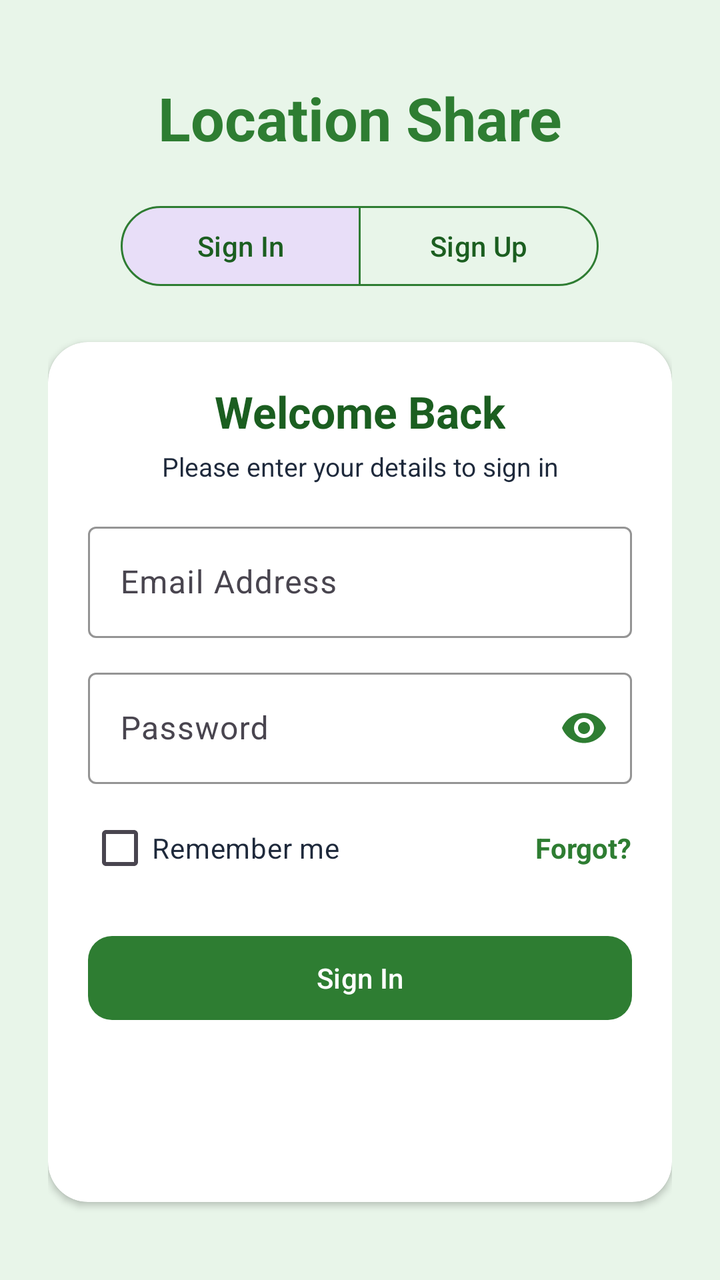
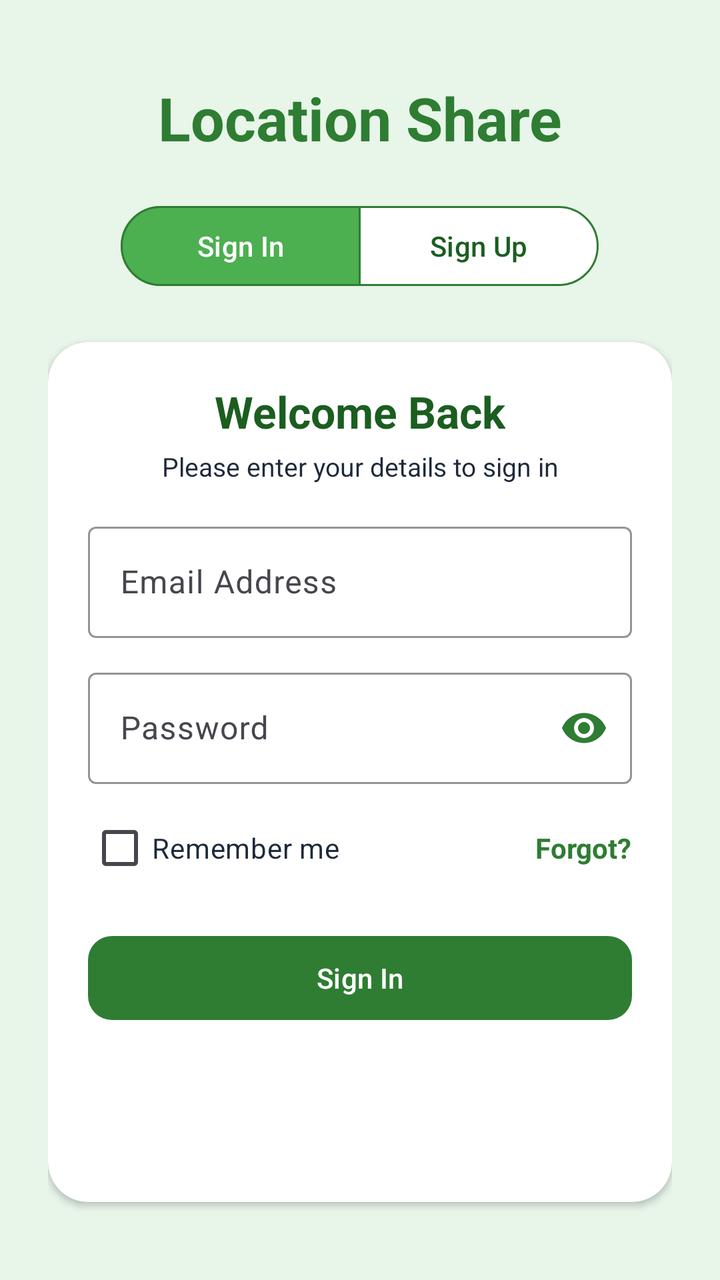

The first picture is an Android layout as it rendered before a commit; the second is the same layout after the commit. The layout source and the unified diff follow.
<!-- AndroidManifest.xml: application theme Theme.Location_exam -->
<!-- res/layout/activity_auth.xml -->
<?xml version="1.0" encoding="utf-8"?>
<ScrollView xmlns:android="http://schemas.android.com/apk/res/android"
    xmlns:app="http://schemas.android.com/apk/res-auto"
    xmlns:tools="http://schemas.android.com/tools"
    android:layout_width="match_parent"
    android:layout_height="match_parent"
    android:background="@color/greenLight"
    android:fillViewport="true">

    <LinearLayout
        android:layout_width="match_parent"
        android:layout_height="wrap_content"
        android:gravity="center"
        android:orientation="vertical"
        android:padding="24dp">

        
        <TextView
            android:id="@+id/imgLogo"
            android:layout_width="match_parent"
            android:layout_height="wrap_content"
            android:gravity="center"
            android:text="Location Share"
            android:textColor="@color/greenPrimary"
            android:textSize="30sp"
            android:textStyle="bold" />

        
        <com.google.android.material.button.MaterialButtonToggleGroup
            android:id="@+id/toggleGroup"
            android:layout_width="wrap_content"
            android:layout_height="wrap_content"
            android:layout_marginTop="20dp"
            app:checkedButton="@id/btnToggleSignIn"
            app:selectionRequired="true"
            app:singleSelection="true">

            <com.google.android.material.button.MaterialButton
                android:id="@+id/btnToggleSignIn"
                style="@style/Widget.Material3.Button.OutlinedButton"
                android:layout_width="120dp"
                android:layout_height="wrap_content"
                android:text="Sign In"
                android:textColor="@color/greenPrimaryDark"
                app:strokeColor="@color/greenPrimary" />

            <com.google.android.material.button.MaterialButton
                android:id="@+id/btnToggleSignUp"
                style="@style/Widget.Material3.Button.OutlinedButton"
                android:layout_width="120dp"
                android:layout_height="wrap_content"
                android:text="Sign Up"
                android:textColor="@color/greenPrimaryDark"
                app:strokeColor="@color/greenPrimary" />

        </com.google.android.material.button.MaterialButtonToggleGroup>

        
        <com.google.android.material.card.MaterialCardView
            android:layout_width="match_parent"
            android:layout_height="wrap_content"
            android:layout_marginTop="24dp"
            app:cardBackgroundColor="@color/white"
            app:cardCornerRadius="20dp"
            app:cardElevation="2dp"
            app:strokeWidth="0dp">

            
            <FrameLayout
                android:layout_width="match_parent"
                android:layout_height="wrap_content"
                android:minHeight="430dp"
                android:padding="20dp">

                
                <LinearLayout
                    android:id="@+id/layoutSignIn"
                    android:layout_width="match_parent"
                    android:layout_height="wrap_content"
                    android:gravity="center_horizontal"
                    android:orientation="vertical"
                    android:visibility="visible">

                    <TextView
                        android:layout_width="wrap_content"
                        android:layout_height="wrap_content"
                        android:gravity="center"
                        android:text="Welcome Back"
                        android:textColor="@color/greenPrimaryDark"
                        android:textSize="22sp"
                        android:textStyle="bold" />

                    <TextView
                        android:layout_width="wrap_content"
                        android:layout_height="wrap_content"
                        android:layout_marginTop="4dp"
                        android:gravity="center"
                        android:text="Please enter your details to sign in"
                        android:textColor="@color/textDark"
                        android:textSize="13sp" />

                    <com.google.android.material.textfield.TextInputLayout
                        style="@style/Widget.Material3.TextInputLayout.OutlinedBox"
                        android:layout_width="match_parent"
                        android:layout_height="wrap_content"
                        android:layout_marginTop="16dp"
                        android:hint="Email Address"
                        app:boxStrokeColor="@color/greenPrimary"
                        app:hintTextColor="@color/greenPrimary">

                        <com.google.android.material.textfield.TextInputEditText
                            android:id="@+id/etSignInEmail"
                            android:layout_width="match_parent"
                            android:layout_height="wrap_content"
                            android:inputType="textEmailAddress"
                            android:textColor="@color/textDark" />
                    </com.google.android.material.textfield.TextInputLayout>

                    <com.google.android.material.textfield.TextInputLayout
                        style="@style/Widget.Material3.TextInputLayout.OutlinedBox"
                        android:layout_width="match_parent"
                        android:layout_height="wrap_content"
                        android:layout_marginTop="12dp"
                        android:hint="Password"
                        app:boxStrokeColor="@color/greenPrimary"
                        app:endIconMode="password_toggle"
                        app:endIconTint="@color/greenPrimary"
                        app:hintTextColor="@color/greenPrimary">

                        <com.google.android.material.textfield.TextInputEditText
                            android:id="@+id/etSignInPassword"
                            android:layout_width="match_parent"
                            android:layout_height="wrap_content"
                            android:inputType="textPassword"
                            android:textColor="@color/textDark" />
                    </com.google.android.material.textfield.TextInputLayout>

                    
                    <LinearLayout
                        android:layout_width="match_parent"
                        android:layout_height="wrap_content"
                        android:layout_marginTop="8dp"
                        android:gravity="center_vertical"
                        android:orientation="horizontal">

                        <CheckBox
                            android:id="@+id/cbRememberMe"
                            android:layout_width="0dp"
                            android:layout_height="wrap_content"
                            android:layout_weight="1"
                            android:text="Remember me"
                            android:textColor="@color/textDark" />

                        <TextView
                            android:id="@+id/tvForgotPassword"
                            android:layout_width="wrap_content"
                            android:layout_height="wrap_content"
                            android:text="Forgot?"
                            android:textColor="@color/greenPrimary"
                            android:textStyle="bold" />
                    </LinearLayout>

                    <com.google.android.material.button.MaterialButton
                        android:id="@+id/btnSubmitSignIn"
                        android:layout_width="match_parent"
                        android:layout_height="50dp"
                        android:layout_marginTop="16dp"
                        android:text="Sign In"
                        android:textColor="@color/white"
                        app:backgroundTint="@color/greenPrimary"
                        app:cornerRadius="12dp" />

                </LinearLayout>

                
                <LinearLayout
                    android:id="@+id/layoutSignUp"
                    android:layout_width="match_parent"
                    android:layout_height="wrap_content"
                    android:gravity="center_horizontal"
                    android:orientation="vertical"
                    android:visibility="gone"
                    tools:visibility="gone">

                    <TextView
                        android:layout_width="wrap_content"
                        android:layout_height="wrap_content"
                        android:gravity="center"
                        android:text="Create Account"
                        android:textColor="@color/greenPrimaryDark"
                        android:textSize="22sp"
                        android:textStyle="bold" />

                    <TextView
                        android:layout_width="wrap_content"
                        android:layout_height="wrap_content"
                        android:layout_marginTop="4dp"
                        android:gravity="center"
                        android:text="Join us by creating your new account"
                        android:textColor="@color/textDark"
                        android:textSize="13sp" />

                    <com.google.android.material.textfield.TextInputLayout
                        style="@style/Widget.Material3.TextInputLayout.OutlinedBox"
                        android:layout_width="match_parent"
                        android:layout_height="wrap_content"
                        android:layout_marginTop="16dp"
                        android:hint="Full Name"
                        app:boxStrokeColor="@color/greenPrimary"
                        app:hintTextColor="@color/greenPrimary">

                        <com.google.android.material.textfield.TextInputEditText
                            android:id="@+id/etSignUpName"
                            android:layout_width="match_parent"
                            android:layout_height="wrap_content"
                            android:inputType="textPersonName"
                            android:textColor="@color/textDark" />
                    </com.google.android.material.textfield.TextInputLayout>

                    <com.google.android.material.textfield.TextInputLayout
                        style="@style/Widget.Material3.TextInputLayout.OutlinedBox"
                        android:layout_width="match_parent"
                        android:layout_height="wrap_content"
                        android:layout_marginTop="12dp"
                        android:hint="Email"
                        app:boxStrokeColor="@color/greenPrimary"
                        app:hintTextColor="@color/greenPrimary">

                        <com.google.android.material.textfield.TextInputEditText
                            android:id="@+id/etSignUpEmail"
                            android:layout_width="match_parent"
                            android:layout_height="wrap_content"
                            android:inputType="textEmailAddress"
                            android:textColor="@color/textDark" />
                    </com.google.android.material.textfield.TextInputLayout>

                    <com.google.android.material.textfield.TextInputLayout
                        style="@style/Widget.Material3.TextInputLayout.OutlinedBox"
                        android:layout_width="match_parent"
                        android:layout_height="wrap_content"
                        android:layout_marginTop="12dp"
                        android:hint="Password"
                        app:boxStrokeColor="@color/greenPrimary"
                        app:endIconMode="password_toggle"
                        app:endIconTint="@color/greenPrimary"
                        app:hintTextColor="@color/greenPrimary">

                        <com.google.android.material.textfield.TextInputEditText
                            android:id="@+id/etSignUpPassword"
                            android:layout_width="match_parent"
                            android:layout_height="wrap_content"
                            android:inputType="textPassword"
                            android:textColor="@color/textDark" />
                    </com.google.android.material.textfield.TextInputLayout>

                    <CheckBox
                        android:id="@+id/cbTerms"
                        android:layout_width="wrap_content"
                        android:layout_height="wrap_content"
                        android:layout_gravity="center_horizontal"
                        android:layout_marginTop="8dp"
                        android:text="I agree to Terms &amp; Conditions"
                        android:textColor="@color/textDark" />

                    <com.google.android.material.button.MaterialButton
                        android:id="@+id/btnSubmitSignUp"
                        android:layout_width="match_parent"
                        android:layout_height="50dp"
                        android:layout_marginTop="16dp"
                        android:text="Sign Up"
                        android:textColor="@color/white"
                        app:backgroundTint="@color/greenPrimary"
                        app:cornerRadius="12dp" />

                </LinearLayout>

            </FrameLayout>
        </com.google.android.material.card.MaterialCardView>

    </LinearLayout>
</ScrollView>
<!-- resources referenced by this layout -->
<resources>
  <color name="greenLight">#E8F5E9</color>
  <color name="greenPrimary">#2E7D32</color>
  <color name="greenPrimaryDark">#1B5E20</color>
  <color name="textDark">#1E293B</color>
  <color name="white">#FFFFFF</color>
  <style name="Theme.Location_exam" parent="Base.Theme.Location_exam" />
  <style name="Base.Theme.Location_exam" parent="Theme.Material3.DayNight.NoActionBar">
          
          
      </style>
</resources>

<!-- the commit's change to res/layout/activity_auth.xml (unified diff, before → after) -->
@@ -41,7 +41,8 @@
                 android:layout_width="120dp"
                 android:layout_height="wrap_content"
                 android:text="Sign In"
-                android:textColor="@color/greenPrimaryDark"
+                android:textColor="@drawable/toggle_text_selector"
+                app:backgroundTint="@drawable/toggle_bg_selector"
                 app:strokeColor="@color/greenPrimary" />
 
             <com.google.android.material.button.MaterialButton
@@ -50,7 +51,8 @@
                 android:layout_width="120dp"
                 android:layout_height="wrap_content"
                 android:text="Sign Up"
-                android:textColor="@color/greenPrimaryDark"
+                android:textColor="@drawable/toggle_text_selector"
+                app:backgroundTint="@drawable/toggle_bg_selector"
                 app:strokeColor="@color/greenPrimary" />
 
         </com.google.android.material.button.MaterialButtonToggleGroup>
<!-- resource entries referenced after the edit -->
@@ -5,7 +5,25 @@
   <color name="greenPrimaryDark">#1B5E20</color>
   <color name="textDark">#1E293B</color>
   <color name="white">#FFFFFF</color>
+  <!-- drawable toggle_bg_selector (drawable) -->
+  <?xml version="1.0" encoding="utf-8"?>
+  <selector xmlns:android="http://schemas.android.com/apk/res/android">
+      
+      <item android:state_checked="true" android:color="@color/greenAccent" />
+  
+      
+      <item android:color="@color/white" />
+  </selector>
+  <!-- drawable toggle_text_selector (drawable) -->
+  <?xml version="1.0" encoding="utf-8"?>
+  <selector xmlns:android="http://schemas.android.com/apk/res/android">
+      
+      <item android:state_checked="true" android:color="@color/white" />
+      
+      <item android:color="@color/greenPrimaryDark" />
+  </selector>
   <style name="Theme.Location_exam" parent="Base.Theme.Location_exam" />
+  <color name="greenAccent">#4CAF50</color>
   <style name="Base.Theme.Location_exam" parent="Theme.Material3.DayNight.NoActionBar">
           
           
